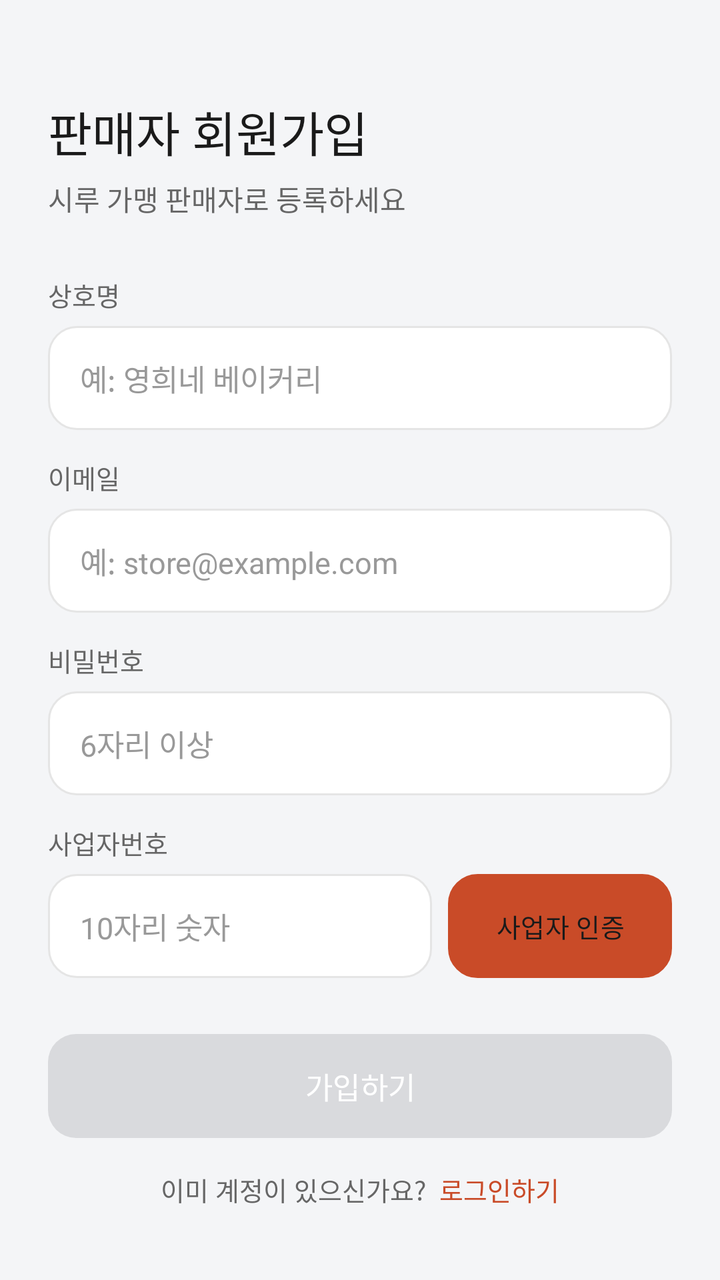
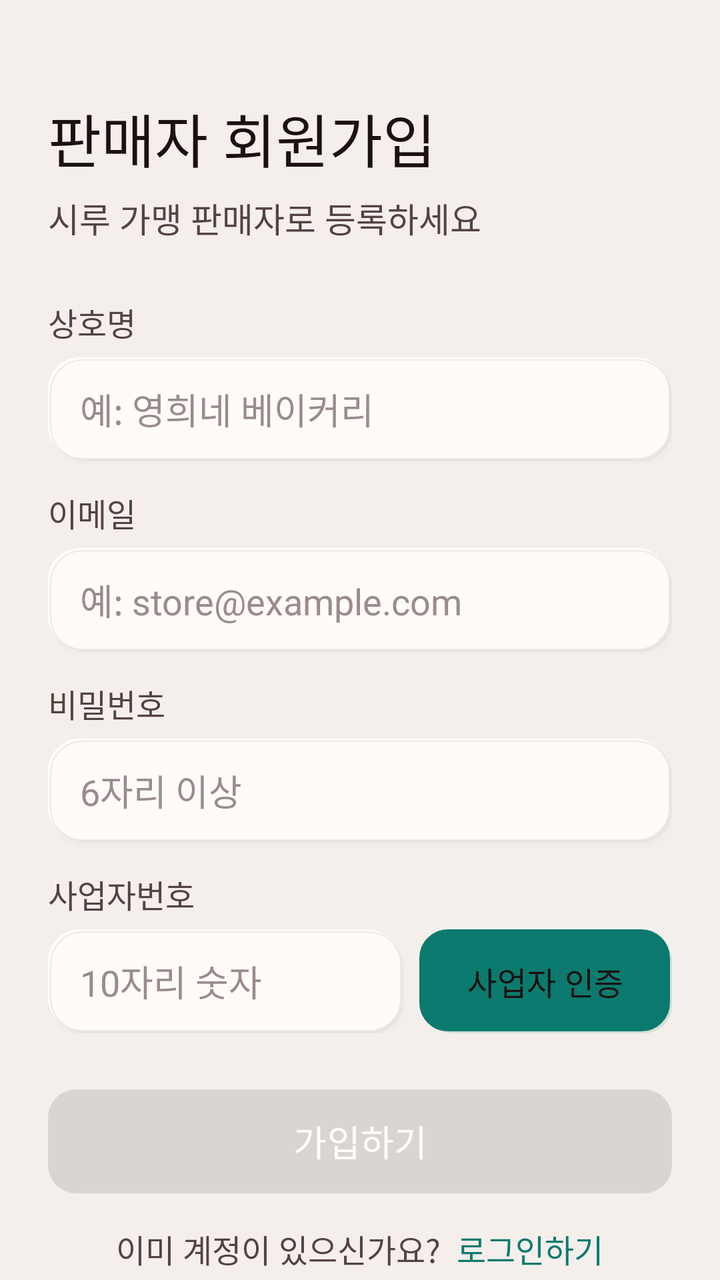

The first picture is an Android layout as it rendered before a commit; the second is the same layout after the commit. The layout source and the unified diff follow.
<!-- AndroidManifest.xml: application theme Theme.Deuktemsiru_seller -->
<!-- res/layout/activity_register.xml -->
<?xml version="1.0" encoding="utf-8"?>

<androidx.core.widget.NestedScrollView
    xmlns:android="http://schemas.android.com/apk/res/android"
    android:layout_width="match_parent"
    android:layout_height="match_parent"
    android:background="@color/surface">

    <LinearLayout
        android:layout_width="match_parent"
        android:layout_height="wrap_content"
        android:orientation="vertical"
        android:paddingHorizontal="24dp"
        android:paddingTop="48dp"
        android:paddingBottom="32dp">

        <TextView
            android:layout_width="wrap_content"
            android:layout_height="wrap_content"
            android:text="판매자 회원가입"
            android:textSize="24sp"
            android:textColor="@color/text"
            android:fontFamily="sans-serif-medium" />

        <TextView
            android:layout_width="wrap_content"
            android:layout_height="wrap_content"
            android:layout_marginTop="6dp"
            android:text="시루 가맹 판매자로 등록하세요"
            android:textSize="14sp"
            android:textColor="@color/text_sub" />

        <TextView
            android:layout_width="wrap_content"
            android:layout_height="wrap_content"
            android:layout_marginTop="28dp"
            android:layout_marginBottom="6dp"
            android:text="상호명"
            android:textSize="13sp"
            android:textColor="@color/text_sub" />

        <EditText
            android:id="@+id/et_store_name"
            android:layout_width="match_parent"
            android:layout_height="52dp"
            android:background="@drawable/bg_card_white"
            android:hint="예: 영희네 베이커리"
            android:inputType="text"
            android:paddingHorizontal="16dp"
            android:singleLine="true"
            android:textColor="@color/text"
            android:textColorHint="@color/text_muted"
            android:textSize="15sp" />

        <TextView
            android:layout_width="wrap_content"
            android:layout_height="wrap_content"
            android:layout_marginTop="14dp"
            android:layout_marginBottom="6dp"
            android:text="이메일"
            android:textSize="13sp"
            android:textColor="@color/text_sub" />

        <EditText
            android:id="@+id/et_email"
            android:layout_width="match_parent"
            android:layout_height="52dp"
            android:background="@drawable/bg_card_white"
            android:hint="예: store@example.com"
            android:inputType="textEmailAddress"
            android:paddingHorizontal="16dp"
            android:singleLine="true"
            android:textColor="@color/text"
            android:textColorHint="@color/text_muted"
            android:textSize="15sp" />

        <TextView
            android:layout_width="wrap_content"
            android:layout_height="wrap_content"
            android:layout_marginTop="14dp"
            android:layout_marginBottom="6dp"
            android:text="비밀번호"
            android:textSize="13sp"
            android:textColor="@color/text_sub" />

        <EditText
            android:id="@+id/et_password"
            android:layout_width="match_parent"
            android:layout_height="52dp"
            android:background="@drawable/bg_card_white"
            android:hint="6자리 이상"
            android:inputType="textPassword"
            android:paddingHorizontal="16dp"
            android:singleLine="true"
            android:textColor="@color/text"
            android:textColorHint="@color/text_muted"
            android:textSize="15sp" />

        <TextView
            android:layout_width="wrap_content"
            android:layout_height="wrap_content"
            android:layout_marginTop="14dp"
            android:layout_marginBottom="6dp"
            android:text="사업자번호"
            android:textSize="13sp"
            android:textColor="@color/text_sub" />

        <LinearLayout
            android:layout_width="match_parent"
            android:layout_height="52dp"
            android:orientation="horizontal">

            <EditText
                android:id="@+id/et_business_number"
                android:layout_width="0dp"
                android:layout_height="match_parent"
                android:layout_weight="1"
                android:background="@drawable/bg_card_white"
                android:hint="10자리 숫자"
                android:inputType="number"
                android:maxLength="10"
                android:paddingHorizontal="16dp"
                android:singleLine="true"
                android:textColor="@color/text"
                android:textColorHint="@color/text_muted"
                android:textSize="15sp" />

            <Button
                android:id="@+id/btn_verify"
                android:layout_width="wrap_content"
                android:layout_height="match_parent"
                android:layout_marginStart="8dp"
                android:background="@drawable/bg_button_outline"
                android:backgroundTint="@null"
                android:insetTop="0dp"
                android:insetBottom="0dp"
                android:stateListAnimator="@null"
                android:text="사업자 인증"
                android:textColor="@color/text"
                android:textSize="13sp" />

        </LinearLayout>

        <TextView
            android:id="@+id/tv_verify_result"
            android:layout_width="wrap_content"
            android:layout_height="wrap_content"
            android:layout_marginTop="6dp"
            android:text=""
            android:textSize="12sp"
            android:visibility="gone" />

        <Button
            android:id="@+id/btn_register"
            android:layout_width="match_parent"
            android:layout_height="52dp"
            android:layout_marginTop="28dp"
            android:background="@drawable/bg_button_primary"
            android:backgroundTint="@null"
            android:enabled="false"
            android:fontFamily="sans-serif-medium"
            android:insetTop="0dp"
            android:insetBottom="0dp"
            android:stateListAnimator="@null"
            android:text="가입하기"
            android:textColor="@color/white"
            android:textSize="15sp" />

        <LinearLayout
            android:layout_width="match_parent"
            android:layout_height="wrap_content"
            android:layout_marginTop="16dp"
            android:gravity="center"
            android:orientation="horizontal">

            <TextView
                android:layout_width="wrap_content"
                android:layout_height="wrap_content"
                android:text="이미 계정이 있으신가요?  "
                android:textSize="13sp"
                android:textColor="@color/text_sub" />

            <TextView
                android:id="@+id/btn_go_login"
                android:layout_width="wrap_content"
                android:layout_height="wrap_content"
                android:text="로그인하기"
                android:textSize="13sp"
                android:textColor="@color/primary"
                android:fontFamily="sans-serif-medium"
                android:clickable="true"
                android:focusable="true" />

        </LinearLayout>

    </LinearLayout>

</androidx.core.widget.NestedScrollView>
<!-- resources referenced by this layout -->
<resources>
  <color name="primary">#FFC94B28</color>
  <color name="surface">#FFF4F5F7</color>
  <color name="text">#FF1A1A1A</color>
  <color name="text_muted">#FF999999</color>
  <color name="text_sub">#FF666666</color>
  <color name="white">#FFFFFFFF</color>
  <!-- drawable bg_button_outline (drawable) -->
  <?xml version="1.0" encoding="utf-8"?>
  
  <shape xmlns:android="http://schemas.android.com/apk/res/android"
      android:shape="rectangle">
      <solid android:color="#FFFFFF" />
      <stroke android:width="1.5dp" android:color="#E5E5E5" />
      <corners android:radius="14dp" />
  </shape>
  <!-- drawable bg_button_primary (drawable) -->
  <?xml version="1.0" encoding="utf-8"?>
  
  <shape xmlns:android="http://schemas.android.com/apk/res/android"
      android:shape="rectangle">
      <solid android:color="@color/primary" />
      <corners android:radius="14dp" />
  </shape>
  <!-- drawable bg_card_white (drawable) -->
  <?xml version="1.0" encoding="utf-8"?>
  
  <shape xmlns:android="http://schemas.android.com/apk/res/android"
      android:shape="rectangle">
      <solid android:color="#FFFFFF" />
      <stroke android:width="1dp" android:color="#E5E5E5" />
      <corners android:radius="14dp" />
  </shape>
  <style name="Theme.Deuktemsiru_seller" parent="Base.Theme.Deuktemsiru_seller" />
  <style name="Base.Theme.Deuktemsiru_seller" parent="Theme.Material3.Light.NoActionBar">
          <item name="colorPrimary">@color/primary</item>
          <item name="colorPrimaryVariant">@color/primary_dark</item>
          <item name="colorOnPrimary">@color/white</item>
          <item name="colorSurface">@color/surface</item>
          <item name="android:colorBackground">@color/surface</item>
          <item name="android:fontFamily">sans-serif</item>
          <item name="bottomNavigationStyle">@style/Widget.App.BottomNav</item>
      </style>
  <color name="primary_dark">#FF8A2F19</color>
  <style name="Widget.App.BottomNav" parent="Widget.Material3.BottomNavigationView">
          <item name="itemIconTint">@color/bottom_nav_color</item>
          <item name="itemTextColor">@color/bottom_nav_color</item>
          <item name="itemActiveIndicatorStyle">@style/Widget.App.ActiveIndicator</item>
      </style>
  <style name="Widget.App.ActiveIndicator" parent="Widget.Material3.BottomNavigationView.ActiveIndicator">
          <item name="android:color">@color/primary_light</item>
      </style>
  <color name="primary_light">#FFFFE7DE</color>
</resources>

<!-- the commit's change to res/layout/activity_register.xml (unified diff, before → after) -->
@@ -18,7 +18,7 @@
             android:layout_width="wrap_content"
             android:layout_height="wrap_content"
             android:text="판매자 회원가입"
-            android:textSize="24sp"
+            android:textSize="29sp"
             android:textColor="@color/text"
             android:fontFamily="sans-serif-medium" />
 
@@ -27,7 +27,7 @@
             android:layout_height="wrap_content"
             android:layout_marginTop="6dp"
             android:text="시루 가맹 판매자로 등록하세요"
-            android:textSize="14sp"
+            android:textSize="17sp"
             android:textColor="@color/text_sub" />
 
         <TextView
@@ -36,7 +36,7 @@
             android:layout_marginTop="28dp"
             android:layout_marginBottom="6dp"
             android:text="상호명"
-            android:textSize="13sp"
+            android:textSize="16sp"
             android:textColor="@color/text_sub" />
 
         <EditText
@@ -44,13 +44,14 @@
             android:layout_width="match_parent"
             android:layout_height="52dp"
             android:background="@drawable/bg_card_white"
+    android:elevation="2dp"
             android:hint="예: 영희네 베이커리"
             android:inputType="text"
             android:paddingHorizontal="16dp"
             android:singleLine="true"
             android:textColor="@color/text"
             android:textColorHint="@color/text_muted"
-            android:textSize="15sp" />
+            android:textSize="18sp" />
 
         <TextView
             android:layout_width="wrap_content"
@@ -58,7 +59,7 @@
             android:layout_marginTop="14dp"
             android:layout_marginBottom="6dp"
             android:text="이메일"
-            android:textSize="13sp"
+            android:textSize="16sp"
             android:textColor="@color/text_sub" />
 
         <EditText
@@ -66,13 +67,14 @@
             android:layout_width="match_parent"
             android:layout_height="52dp"
             android:background="@drawable/bg_card_white"
+    android:elevation="2dp"
             android:hint="예: store@example.com"
             android:inputType="textEmailAddress"
             android:paddingHorizontal="16dp"
             android:singleLine="true"
             android:textColor="@color/text"
             android:textColorHint="@color/text_muted"
-            android:textSize="15sp" />
+            android:textSize="18sp" />
 
         <TextView
             android:layout_width="wrap_content"
@@ -80,7 +82,7 @@
             android:layout_marginTop="14dp"
             android:layout_marginBottom="6dp"
             android:text="비밀번호"
-            android:textSize="13sp"
+            android:textSize="16sp"
             android:textColor="@color/text_sub" />
 
         <EditText
@@ -88,13 +90,14 @@
             android:layout_width="match_parent"
             android:layout_height="52dp"
             android:background="@drawable/bg_card_white"
+    android:elevation="2dp"
             android:hint="6자리 이상"
             android:inputType="textPassword"
             android:paddingHorizontal="16dp"
             android:singleLine="true"
             android:textColor="@color/text"
             android:textColorHint="@color/text_muted"
-            android:textSize="15sp" />
+            android:textSize="18sp" />
 
         <TextView
             android:layout_width="wrap_content"
@@ -102,7 +105,7 @@
             android:layout_marginTop="14dp"
             android:layout_marginBottom="6dp"
             android:text="사업자번호"
-            android:textSize="13sp"
+            android:textSize="16sp"
             android:textColor="@color/text_sub" />
 
         <LinearLayout
@@ -116,6 +119,7 @@
                 android:layout_height="match_parent"
                 android:layout_weight="1"
                 android:background="@drawable/bg_card_white"
+    android:elevation="2dp"
                 android:hint="10자리 숫자"
                 android:inputType="number"
                 android:maxLength="10"
@@ -123,7 +127,7 @@
                 android:singleLine="true"
                 android:textColor="@color/text"
                 android:textColorHint="@color/text_muted"
-                android:textSize="15sp" />
+                android:textSize="18sp" />
 
             <Button
                 android:id="@+id/btn_verify"
@@ -137,7 +141,7 @@
                 android:stateListAnimator="@null"
                 android:text="사업자 인증"
                 android:textColor="@color/text"
-                android:textSize="13sp" />
+                android:textSize="16sp" />
 
         </LinearLayout>
 
@@ -147,7 +151,7 @@
             android:layout_height="wrap_content"
             android:layout_marginTop="6dp"
             android:text=""
-            android:textSize="12sp"
+            android:textSize="14sp"
             android:visibility="gone" />
 
         <Button
@@ -164,7 +168,7 @@
             android:stateListAnimator="@null"
             android:text="가입하기"
             android:textColor="@color/white"
-            android:textSize="15sp" />
+            android:textSize="18sp" />
 
         <LinearLayout
             android:layout_width="match_parent"
@@ -177,7 +181,7 @@
                 android:layout_width="wrap_content"
                 android:layout_height="wrap_content"
                 android:text="이미 계정이 있으신가요?  "
-                android:textSize="13sp"
+                android:textSize="16sp"
                 android:textColor="@color/text_sub" />
 
             <TextView
@@ -185,7 +189,7 @@
                 android:layout_width="wrap_content"
                 android:layout_height="wrap_content"
                 android:text="로그인하기"
-                android:textSize="13sp"
+                android:textSize="16sp"
                 android:textColor="@color/primary"
                 android:fontFamily="sans-serif-medium"
                 android:clickable="true"
<!-- resource entries referenced after the edit -->
@@ -1,23 +1,30 @@
 <!-- resources referenced by this layout -->
 <resources>
-  <color name="primary">#FFC94B28</color>
-  <color name="surface">#FFF4F5F7</color>
-  <color name="text">#FF1A1A1A</color>
-  <color name="text_muted">#FF999999</color>
-  <color name="text_sub">#FF666666</color>
+  <color name="primary">#0B7A6E</color>
+  <color name="surface">#FFF5EFEC</color>
+  <color name="text">#FF1A1110</color>
+  <color name="text_muted">#FF998C8A</color>
+  <color name="text_sub">#FF534341</color>
   <color name="white">#FFFFFFFF</color>
   <!-- drawable bg_button_outline (drawable) -->
   <?xml version="1.0" encoding="utf-8"?>
-  
-  <shape xmlns:android="http://schemas.android.com/apk/res/android"
-      android:shape="rectangle">
-      <solid android:color="#FFFFFF" />
-      <stroke android:width="1.5dp" android:color="#E5E5E5" />
-      <corners android:radius="14dp" />
-  </shape>
+  <layer-list xmlns:android="http://schemas.android.com/apk/res/android">
+      <item android:left="2dp" android:top="2dp">
+          <shape android:shape="rectangle">
+              <solid android:color="@color/neu_shadow" />
+              <corners android:radius="14dp" />
+          </shape>
+      </item>
+      <item android:right="1dp" android:bottom="1dp">
+          <shape android:shape="rectangle">
+              <solid android:color="@color/white" />
+              <stroke android:width="0.5dp" android:color="@color/border_light" />
+              <corners android:radius="14dp" />
+          </shape>
+      </item>
+  </layer-list>
   <!-- drawable bg_button_primary (drawable) -->
   <?xml version="1.0" encoding="utf-8"?>
-  
   <shape xmlns:android="http://schemas.android.com/apk/res/android"
       android:shape="rectangle">
       <solid android:color="@color/primary" />
@@ -25,14 +32,32 @@
   </shape>
   <!-- drawable bg_card_white (drawable) -->
   <?xml version="1.0" encoding="utf-8"?>
-  
-  <shape xmlns:android="http://schemas.android.com/apk/res/android"
-      android:shape="rectangle">
-      <solid android:color="#FFFFFF" />
-      <stroke android:width="1dp" android:color="#E5E5E5" />
-      <corners android:radius="14dp" />
-  </shape>
+  <layer-list xmlns:android="http://schemas.android.com/apk/res/android">
+      <item android:left="3dp" android:top="3dp">
+          <shape android:shape="rectangle">
+              <solid android:color="@color/neu_shadow" />
+              <corners android:radius="16dp" />
+          </shape>
+      </item>
+      <item android:right="2dp" android:bottom="2dp">
+          <shape android:shape="rectangle">
+              <solid android:color="@color/neu_highlight" />
+              <corners android:radius="16dp" />
+          </shape>
+      </item>
+      <item android:left="1dp" android:top="1dp" android:right="1dp" android:bottom="1dp">
+          <shape android:shape="rectangle">
+              <solid android:color="@color/surface_alt" />
+              <stroke android:width="0.5dp" android:color="@color/border_light" />
+              <corners android:radius="16dp" />
+          </shape>
+      </item>
+  </layer-list>
   <style name="Theme.Deuktemsiru_seller" parent="Base.Theme.Deuktemsiru_seller" />
+  <color name="neu_shadow">#24C7B3AD</color>
+  <color name="border_light">#FFEDE8E5</color>
+  <color name="neu_highlight">#FFFFFFFF</color>
+  <color name="surface_alt">#FFFFFBF8</color>
   <style name="Base.Theme.Deuktemsiru_seller" parent="Theme.Material3.Light.NoActionBar">
           <item name="colorPrimary">@color/primary</item>
           <item name="colorPrimaryVariant">@color/primary_dark</item>
@@ -40,9 +65,12 @@
           <item name="colorSurface">@color/surface</item>
           <item name="android:colorBackground">@color/surface</item>
           <item name="android:fontFamily">sans-serif</item>
+          <item name="android:navigationBarColor">@color/surface_alt</item>
+          <item name="android:statusBarColor" tools:targetApi="l">@color/surface_alt</item>
+          <item name="android:windowLightStatusBar" tools:targetApi="m">true</item>
           <item name="bottomNavigationStyle">@style/Widget.App.BottomNav</item>
       </style>
-  <color name="primary_dark">#FF8A2F19</color>
+  <color name="primary_dark">#065950</color>
   <style name="Widget.App.BottomNav" parent="Widget.Material3.BottomNavigationView">
           <item name="itemIconTint">@color/bottom_nav_color</item>
           <item name="itemTextColor">@color/bottom_nav_color</item>
@@ -51,6 +79,6 @@
   <style name="Widget.App.ActiveIndicator" parent="Widget.Material3.BottomNavigationView.ActiveIndicator">
           <item name="android:color">@color/primary_light</item>
       </style>
-  <color name="primary_light">#FFFFE7DE</color>
+  <color name="primary_light">#C8EDEA</color>
 </resources>
 
